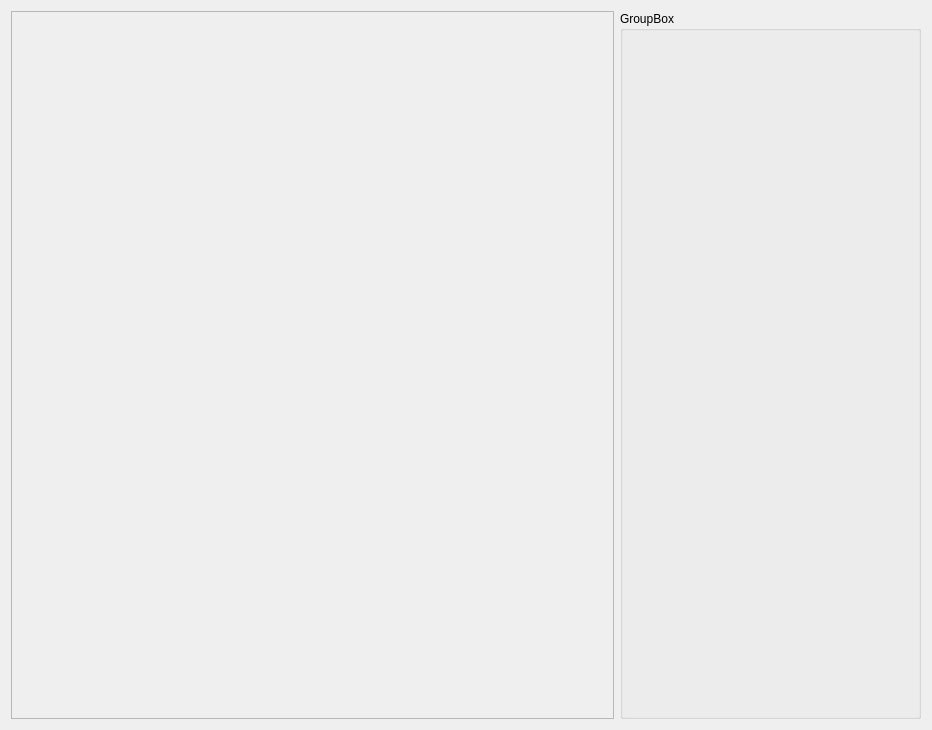
This is src/DecompositionWidget.ui in SergShtelmakh/NoiseReduction as Qt 5 draws it before an edit. The edited form follows.
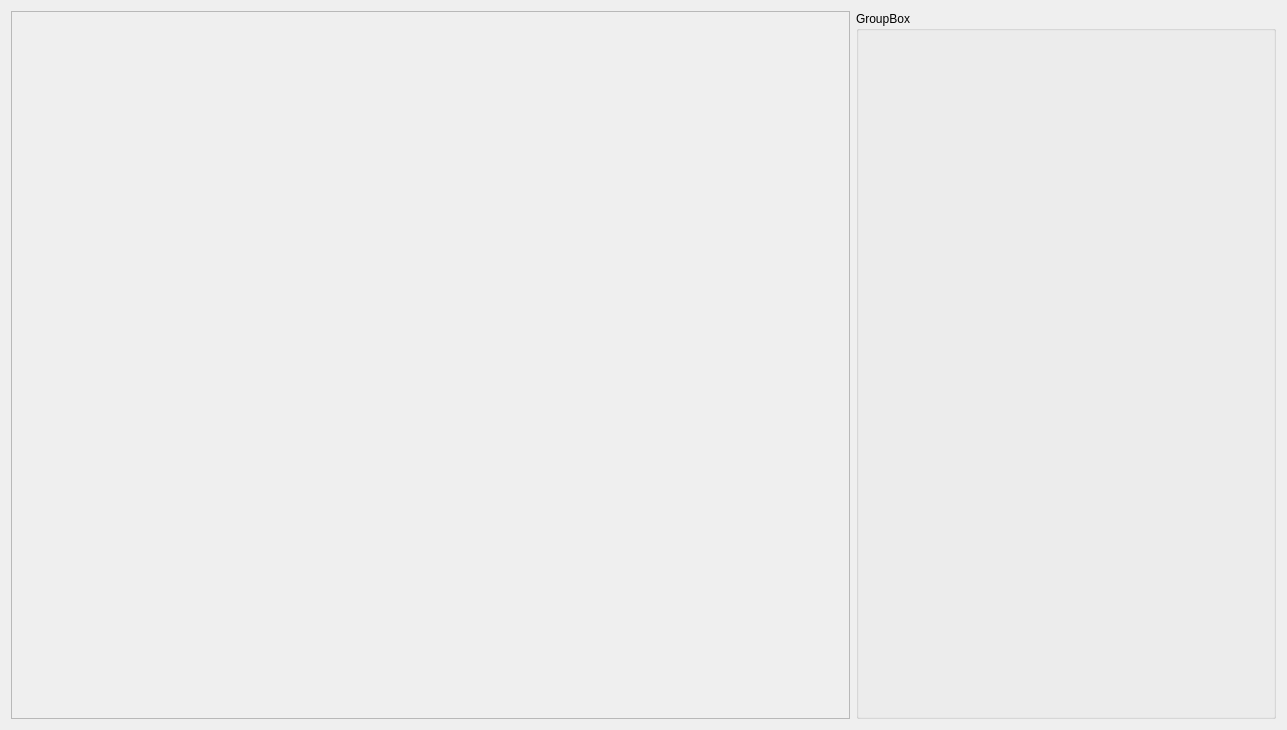
This is the edited form.

Diff of the .ui file:
```diff
--- a/src/DecompositionWidget.ui
+++ b/src/DecompositionWidget.ui
@@ -6,7 +6,7 @@
    <rect>
     <x>0</x>
     <y>0</y>
-    <width>932</width>
+    <width>1287</width>
     <height>730</height>
    </rect>
   </property>
@@ -24,7 +24,7 @@
        <rect>
         <x>0</x>
         <y>0</y>
-        <width>603</width>
+        <width>840</width>
         <height>710</height>
        </rect>
       </property>
```
